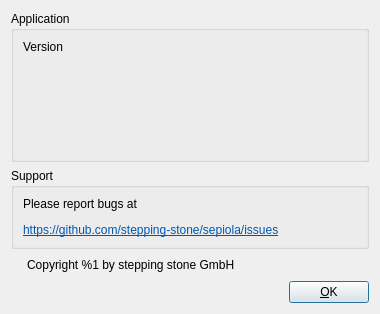
Qt form src/gui/about_dialog.ui (stepping-stone/sepiola) before a commit.
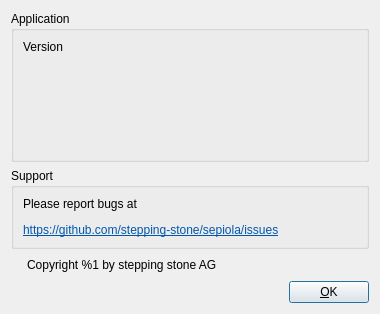
The same form after that commit. Icons and pictures are not drawn.

```diff
--- a/src/gui/about_dialog.ui
+++ b/src/gui/about_dialog.ui
@@ -182,7 +182,7 @@
       </sizepolicy>
      </property>
      <property name="text">
-      <string>Copyright %1 by stepping stone GmbH</string>
+      <string>Copyright %1 by stepping stone AG</string>
      </property>
     </widget>
    </item>
```
